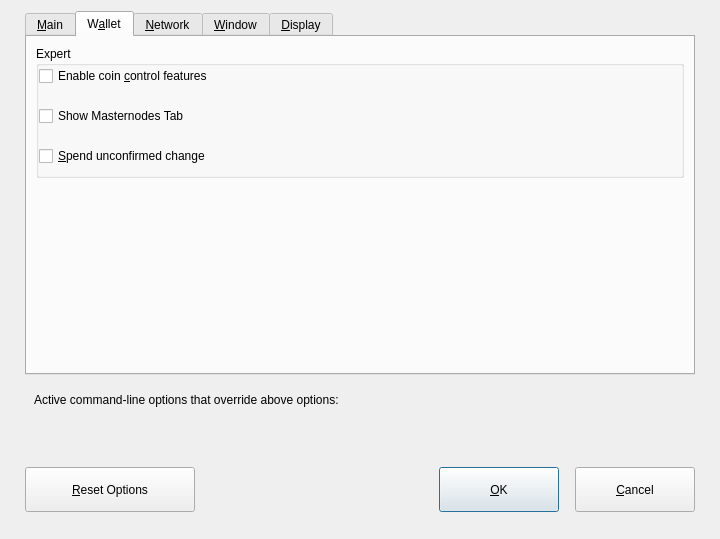
Old version of the form src/qt/forms/optionsdialog.ui in the repository dogecash/dogecash-oldchain.
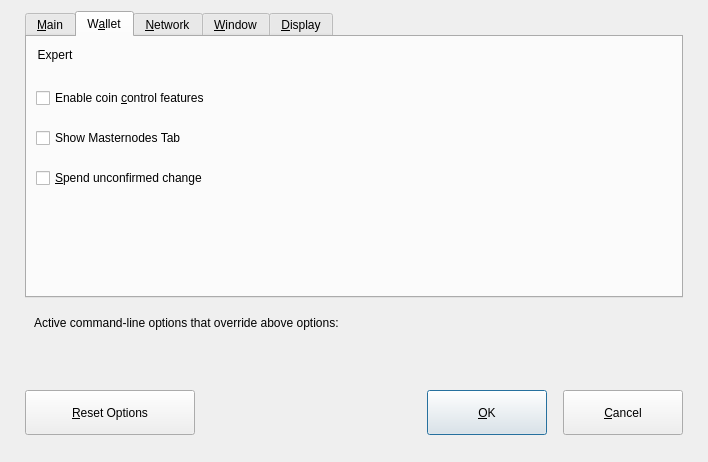
New version of the form. The open tabs and pages were chosen to show the change. Custom widgets are drawn as their Qt base class.

The edit to the form file:
```diff
--- a/src/qt/forms/optionsdialog.ui
+++ b/src/qt/forms/optionsdialog.ui
@@ -6,8 +6,8 @@
    <rect>
     <x>0</x>
     <y>0</y>
-    <width>720</width>
-    <height>539</height>
+    <width>708</width>
+    <height>462</height>
    </rect>
   </property>
   <property name="windowTitle">
@@ -247,7 +247,10 @@
        <item>
         <widget class="QGroupBox" name="groupBox">
          <property name="styleSheet">
-          <string notr="true"/>
+          <string notr="true">QGroupBox{
+	border:0px;
+	margin-top: 42px;
+}</string>
          </property>
          <property name="title">
           <string>Expert</string>
```
Left out of the diff: 2 changed lines with no effect on the pictures.
